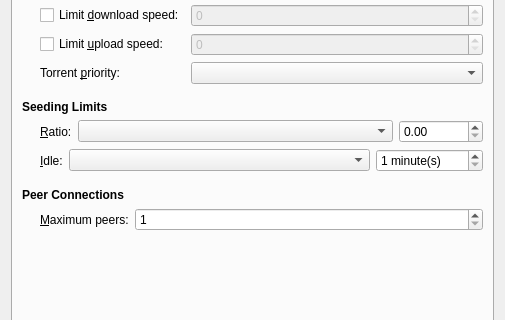
This is src/router/transmission/qt/DetailsDialog.ui in mirror/dd-wrt as Qt 5 draws it before an edit; both pictures show x 0 to 505 and y 88 to 408 of the 505 by 581 pixel window. The edited form follows.
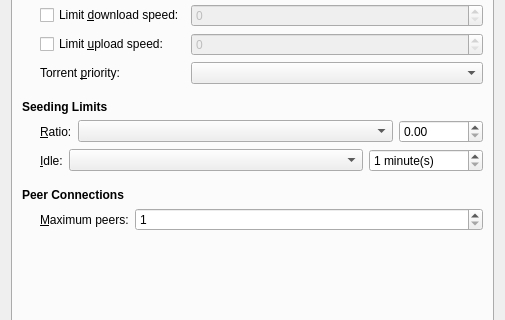
This is the edited form. The open tabs and pages were chosen to show the change. Custom widgets are drawn as their Qt base class.

Patch:
```diff
--- a/src/router/transmission/qt/DetailsDialog.ui
+++ b/src/router/transmission/qt/DetailsDialog.ui
@@ -772,7 +772,7 @@
             <number>1</number>
            </property>
            <property name="maximum">
-            <number>9999</number>
+            <number>40320</number>
            </property>
            <property name="singleStep">
             <number>5</number>
```
